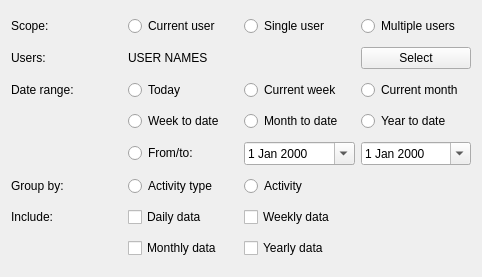
The window that Src.QT/tt3-report-worksummary/ReportConfigurationEditor.ui (akapustiatyahoocouk/TimeTracker3) describes before a commit, drawn with Qt 5.
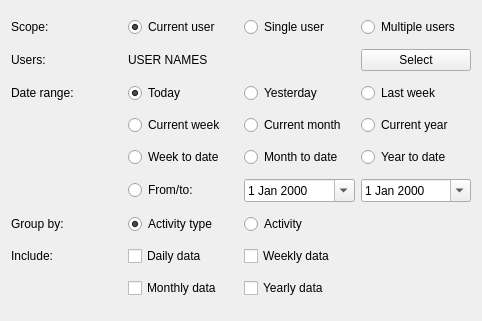
The same window after the commit. Icons and pictures are not drawn.

What changed in the file:
```diff
--- a/Src.QT/tt3-report-worksummary/ReportConfigurationEditor.ui
+++ b/Src.QT/tt3-report-worksummary/ReportConfigurationEditor.ui
@@ -7,159 +7,30 @@
     <x>0</x>
     <y>0</y>
     <width>482</width>
-    <height>277</height>
+    <height>321</height>
    </rect>
   </property>
   <property name="windowTitle">
    <string>Form</string>
   </property>
   <layout class="QGridLayout" name="gridLayout">
-   <item row="5" column="1">
-    <widget class="QRadioButton" name="groupByActivityTypeRadioButton">
-     <property name="text">
-      <string>Activity type</string>
-     </property>
-     <attribute name="buttonGroup">
-      <string notr="true">groupingButtonGroup</string>
-     </attribute>
-    </widget>
-   </item>
-   <item row="0" column="0">
-    <widget class="QLabel" name="scopeLabel">
-     <property name="text">
-      <string>Scope:</string>
-     </property>
-    </widget>
-   </item>
-   <item row="0" column="1">
-    <widget class="QRadioButton" name="currentUserRadioButton">
-     <property name="text">
-      <string>Current user</string>
-     </property>
-     <attribute name="buttonGroup">
-      <string notr="true">scopeButtonGroup</string>
-     </attribute>
-    </widget>
-   </item>
-   <item row="2" column="3">
-    <widget class="QRadioButton" name="currentMonthRadioButton">
-     <property name="text">
-      <string>Current month</string>
-     </property>
-     <attribute name="buttonGroup">
-      <string notr="true">dateRangeButtonGroup</string>
-     </attribute>
-    </widget>
-   </item>
-   <item row="4" column="1">
-    <widget class="QRadioButton" name="customDatesRadioButton">
-     <property name="text">
-      <string>From/to:</string>
-     </property>
-     <attribute name="buttonGroup">
-      <string notr="true">dateRangeButtonGroup</string>
-     </attribute>
-    </widget>
-   </item>
-   <item row="2" column="0">
-    <widget class="QLabel" name="dateRangeLabel">
-     <property name="text">
-      <string>Date range:</string>
-     </property>
-    </widget>
-   </item>
-   <item row="0" column="3">
-    <widget class="QRadioButton" name="multipleUsersRadioButton">
-     <property name="text">
-      <string>Multiple users</string>
-     </property>
-     <attribute name="buttonGroup">
-      <string notr="true">scopeButtonGroup</string>
-     </attribute>
-    </widget>
-   </item>
-   <item row="2" column="2">
-    <widget class="QRadioButton" name="currentWeekRadioButton">
-     <property name="text">
-      <string>Current week</string>
-     </property>
-     <attribute name="buttonGroup">
-      <string notr="true">dateRangeButtonGroup</string>
-     </attribute>
-    </widget>
-   </item>
-   <item row="7" column="0">
-    <widget class="QLabel" name="includeLabel">
-     <property name="text">
-      <string>Include:</string>
-     </property>
-    </widget>
-   </item>
-   <item row="7" column="1">
-    <widget class="QCheckBox" name="dailyDataCheckBox">
-     <property name="text">
-      <string>Daily data</string>
-     </property>
-    </widget>
-   </item>
-   <item row="4" column="3">
-    <widget class="QDateEdit" name="toDdateEdit">
-     <property name="calendarPopup">
-      <bool>true</bool>
-     </property>
-     <property name="timeSpec">
-      <enum>Qt::TimeSpec::LocalTime</enum>
-     </property>
-    </widget>
-   </item>
-   <item row="4" column="2">
-    <widget class="QDateEdit" name="fromDateEdit">
-     <property name="calendarPopup">
-      <bool>true</bool>
-     </property>
-     <property name="timeSpec">
-      <enum>Qt::TimeSpec::LocalTime</enum>
-     </property>
-    </widget>
-   </item>
-   <item row="0" column="2">
-    <widget class="QRadioButton" name="singleUserRadioButton">
-     <property name="text">
-      <string>Single user</string>
-     </property>
-     <attribute name="buttonGroup">
-      <string notr="true">scopeButtonGroup</string>
-     </attribute>
-    </widget>
-   </item>
-   <item row="1" column="0">
-    <widget class="QLabel" name="usersLabel">
-     <property name="text">
-      <string>Users:</string>
-     </property>
-    </widget>
-   </item>
-   <item row="8" column="2">
-    <widget class="QCheckBox" name="yearlyDataCheckBox">
-     <property name="text">
-      <string>Yearly data</string>
-     </property>
-    </widget>
-   </item>
    <item row="2" column="1">
     <widget class="QRadioButton" name="todayRadioButton">
      <property name="text">
       <string>Today</string>
      </property>
+     <property name="checked">
+      <bool>true</bool>
+     </property>
      <attribute name="buttonGroup">
       <string notr="true">dateRangeButtonGroup</string>
      </attribute>
     </widget>
    </item>
-   <item row="8" column="1">
-    <widget class="QCheckBox" name="monthlyDataCheckBox">
+   <item row="1" column="0">
+    <widget class="QLabel" name="usersLabel">
      <property name="text">
-      <string>Monthly data</string>
+      <string>Users:</string>
      </property>
     </widget>
    </item>
@@ -173,14 +44,24 @@
      </property>
     </widget>
    </item>
-   <item row="5" column="0">
-    <widget class="QLabel" name="groupByLabel">
+   <item row="5" column="3">
+    <widget class="QDateEdit" name="toDateEdit">
+     <property name="calendarPopup">
+      <bool>true</bool>
+     </property>
+     <property name="timeSpec">
+      <enum>Qt::TimeSpec::LocalTime</enum>
+     </property>
+    </widget>
+   </item>
+   <item row="2" column="0">
+    <widget class="QLabel" name="dateRangeLabel">
      <property name="text">
-      <string>Group by:</string>
+      <string>Date range:</string>
      </property>
     </widget>
    </item>
-   <item row="5" column="2">
+   <item row="6" column="2">
     <widget class="QRadioButton" name="groupByActivityRadioButton">
      <property name="text">
       <string>Activity</string>
@@ -190,11 +71,81 @@
      </attribute>
     </widget>
    </item>
-   <item row="7" column="2">
-    <widget class="QCheckBox" name="weeklyDataCheckBox">
+   <item row="4" column="2">
+    <widget class="QRadioButton" name="monthToDateRadioButton">
      <property name="text">
-      <string>Weekly data</string>
+      <string>Month to date</string>
      </property>
+     <attribute name="buttonGroup">
+      <string notr="true">dateRangeButtonGroup</string>
+     </attribute>
+    </widget>
+   </item>
+   <item row="9" column="1">
+    <widget class="QCheckBox" name="monthlyDataCheckBox">
+     <property name="text">
+      <string>Monthly data</string>
+     </property>
+    </widget>
+   </item>
+   <item row="5" column="2">
+    <widget class="QDateEdit" name="fromDateEdit">
+     <property name="calendarPopup">
+      <bool>true</bool>
+     </property>
+     <property name="timeSpec">
+      <enum>Qt::TimeSpec::LocalTime</enum>
+     </property>
+    </widget>
+   </item>
+   <item row="0" column="1">
+    <widget class="QRadioButton" name="currentUserRadioButton">
+     <property name="text">
+      <string>Current user</string>
+     </property>
+     <property name="checked">
+      <bool>true</bool>
+     </property>
+     <attribute name="buttonGroup">
+      <string notr="true">scopeButtonGroup</string>
+     </attribute>
+    </widget>
+   </item>
+   <item row="4" column="3">
+    <widget class="QRadioButton" name="yearToDateRadioButton">
+     <property name="text">
+      <string>Year to date</string>
+     </property>
+     <attribute name="buttonGroup">
+      <string notr="true">dateRangeButtonGroup</string>
+     </attribute>
+    </widget>
+   </item>
+   <item row="6" column="0">
+    <widget class="QLabel" name="groupByLabel">
+     <property name="text">
+      <string>Group by:</string>
+     </property>
+    </widget>
+   </item>
+   <item row="0" column="3">
+    <widget class="QRadioButton" name="multipleUsersRadioButton">
+     <property name="text">
+      <string>Multiple users</string>
+     </property>
+     <attribute name="buttonGroup">
+      <string notr="true">scopeButtonGroup</string>
+     </attribute>
+    </widget>
+   </item>
+   <item row="4" column="1">
+    <widget class="QRadioButton" name="weekToDateRadioButton">
+     <property name="text">
+      <string>Week to date</string>
+     </property>
+     <attribute name="buttonGroup">
+      <string notr="true">dateRangeButtonGroup</string>
+     </attribute>
     </widget>
    </item>
    <item row="1" column="3">
@@ -208,10 +159,78 @@
      </property>
     </widget>
    </item>
+   <item row="5" column="1">
+    <widget class="QRadioButton" name="customDatesRadioButton">
+     <property name="text">
+      <string>From/to:</string>
+     </property>
+     <attribute name="buttonGroup">
+      <string notr="true">dateRangeButtonGroup</string>
+     </attribute>
+    </widget>
+   </item>
+   <item row="8" column="1">
+    <widget class="QCheckBox" name="dailyDataCheckBox">
+     <property name="text">
+      <string>Daily data</string>
+     </property>
+    </widget>
+   </item>
+   <item row="8" column="2">
+    <widget class="QCheckBox" name="weeklyDataCheckBox">
+     <property name="text">
+      <string>Weekly data</string>
+     </property>
+    </widget>
+   </item>
+   <item row="6" column="1">
+    <widget class="QRadioButton" name="groupByActivityTypeRadioButton">
+     <property name="text">
+      <string>Activity type</string>
+     </property>
+     <property name="checked">
+      <bool>true</bool>
+     </property>
+     <attribute name="buttonGroup">
+      <string notr="true">groupingButtonGroup</string>
+     </attribute>
+    </widget>
+   </item>
+   <item row="0" column="0">
+    <widget class="QLabel" name="scopeLabel">
+     <property name="text">
+      <string>Scope:</string>
+     </property>
+    </widget>
+   </item>
+   <item row="0" column="2">
+    <widget class="QRadioButton" name="singleUserRadioButton">
+     <property name="text">
+      <string>Single user</string>
+     </property>
+     <attribute name="buttonGroup">
+      <string notr="true">scopeButtonGroup</string>
+     </attribute>
+    </widget>
+   </item>
+   <item row="8" column="0">
+    <widget class="QLabel" name="includeLabel">
+     <property name="text">
+      <string>Include:</string>
+     </property>
+    </widget>
+   </item>
+   <item row="9" column="2">
+    <widget class="QCheckBox" name="yearlyDataCheckBox">
+     <property name="text">
+      <string>Yearly data</string>
+     </property>
+    </widget>
+   </item>
    <item row="3" column="1">
-    <widget class="QRadioButton" name="weekToDateRadioButton">
+    <widget class="QRadioButton" name="currentWeekRadioButton">
      <property name="text">
-      <string>Week to date</string>
+      <string>Current week</string>
      </property>
      <attribute name="buttonGroup">
       <string notr="true">dateRangeButtonGroup</string>
@@ -219,9 +238,29 @@
     </widget>
    </item>
    <item row="3" column="2">
-    <widget class="QRadioButton" name="monthToDateRadioButton">
+    <widget class="QRadioButton" name="currentMonthRadioButton">
      <property name="text">
-      <string>Month to date</string>
+      <string>Current month</string>
+     </property>
+     <attribute name="buttonGroup">
+      <string notr="true">dateRangeButtonGroup</string>
+     </attribute>
+    </widget>
+   </item>
+   <item row="2" column="2">
+    <widget class="QRadioButton" name="yesterdayRadioButton">
+     <property name="text">
+      <string>Yesterday</string>
+     </property>
+     <attribute name="buttonGroup">
+      <string notr="true">dateRangeButtonGroup</string>
+     </attribute>
+    </widget>
+   </item>
+   <item row="2" column="3">
+    <widget class="QRadioButton" name="lastWeekRadioButton">
+     <property name="text">
+      <string>Last week</string>
      </property>
      <attribute name="buttonGroup">
       <string notr="true">dateRangeButtonGroup</string>
@@ -229,9 +268,9 @@
     </widget>
    </item>
    <item row="3" column="3">
-    <widget class="QRadioButton" name="yearToDateRadioButton">
+    <widget class="QRadioButton" name="currentYearRadioButton">
      <property name="text">
-      <string>Year to date</string>
+      <string>Current year</string>
      </property>
      <attribute name="buttonGroup">
       <string notr="true">dateRangeButtonGroup</string>
```
Left out of the diff: 207 changed lines with no effect on the pictures.
